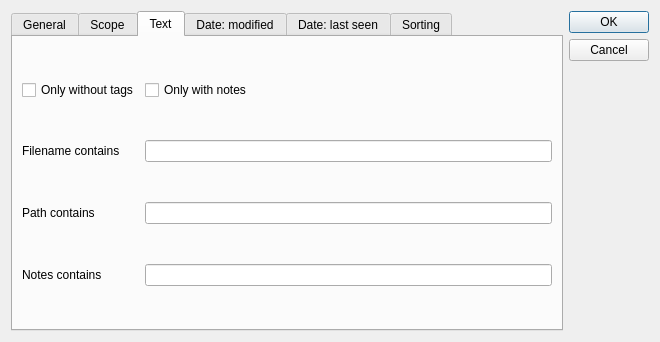
matrixsmaster/MILLA, file milla-view/searchform.ui: the form before one commit.
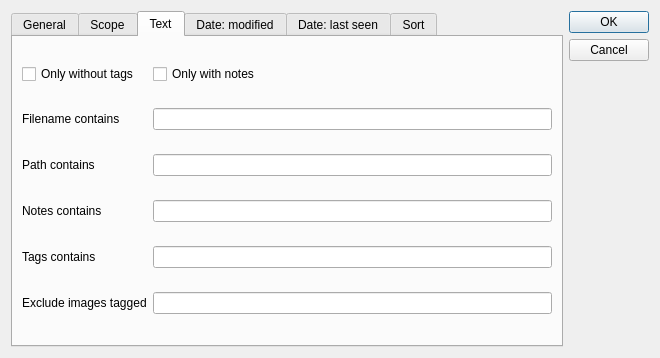
The form after the commit. The open tabs and pages were chosen to show the change. Icons and pictures are not drawn.

What changed in the file:
```diff
--- a/milla-view/searchform.ui
+++ b/milla-view/searchform.ui
@@ -10,7 +10,7 @@
     <x>0</x>
     <y>0</y>
     <width>660</width>
-    <height>342</height>
+    <height>358</height>
    </rect>
   </property>
   <property name="windowTitle">
@@ -445,6 +445,9 @@
        <string>Text</string>
       </attribute>
       <layout class="QGridLayout" name="gridLayout_2">
+       <item row="3" column="1">
+        <widget class="QLineEdit" name="lineEdit_3"/>
+       </item>
        <item row="0" column="0">
         <widget class="QCheckBox" name="checkBox">
          <property name="text">
@@ -486,8 +489,25 @@
          </property>
         </widget>
        </item>
-       <item row="3" column="1">
-        <widget class="QLineEdit" name="lineEdit_3"/>
+       <item row="4" column="0">
+        <widget class="QLabel" name="label_10">
+         <property name="text">
+          <string>Tags contains</string>
+         </property>
+        </widget>
+       </item>
+       <item row="4" column="1">
+        <widget class="QLineEdit" name="lineEdit_4"/>
+       </item>
+       <item row="5" column="0">
+        <widget class="QLabel" name="label_11">
+         <property name="text">
+          <string>Exclude images tagged</string>
+         </property>
+        </widget>
+       </item>
+       <item row="5" column="1">
+        <widget class="QLineEdit" name="lineEdit_5"/>
        </item>
       </layout>
      </widget>
@@ -567,7 +587,7 @@
      </widget>
      <widget class="QWidget" name="tab_4">
       <attribute name="title">
-       <string>Sorting</string>
+       <string>Sort</string>
       </attribute>
       <layout class="QVBoxLayout" name="verticalLayout_3">
        <item>
```
